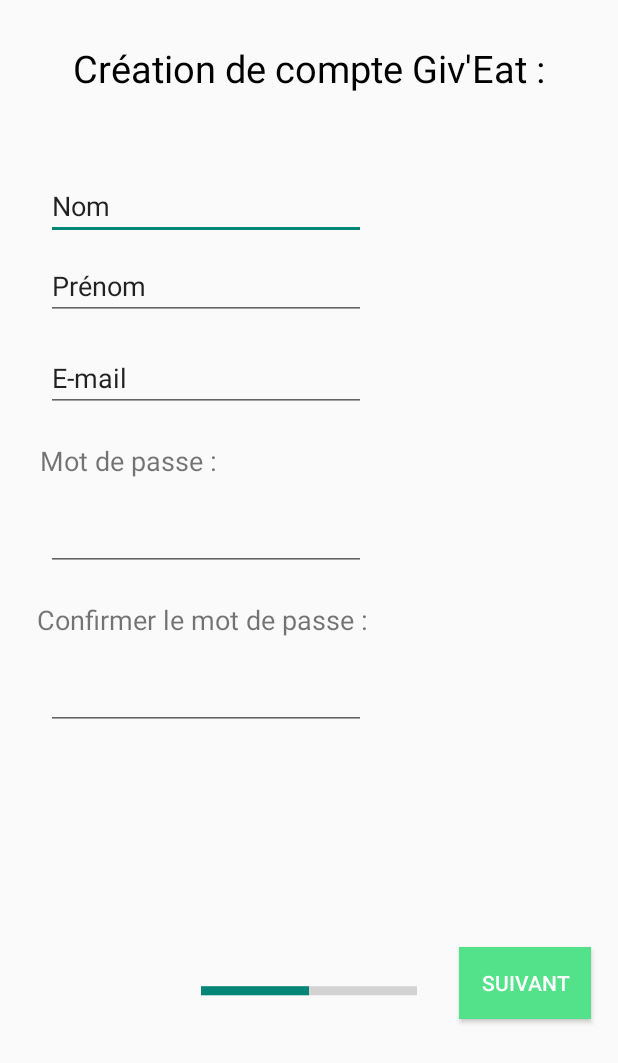
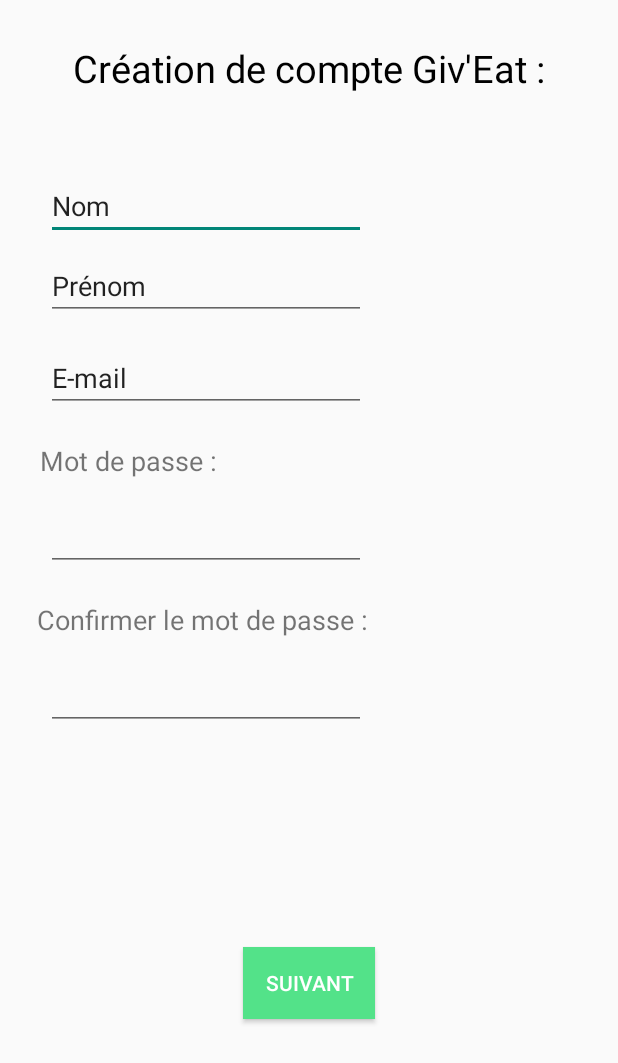
Before and after one commit to PierreBEGOUT/PFE_Giv-Eat, an Android app: the Enregistrement screen opened directly, with no data from a screen before it, on a phone screen of 412 x 824 dp. Shown: the top 1063 px of the screen. Run offline under Robolectric (Android 15) with nearby library versions, the phone set to English and light mode, and no system bars.

Commit message:
Fin enregistrement

```diff
--- a/app/src/main/AndroidManifest.xml
+++ b/app/src/main/AndroidManifest.xml
@@ -16,7 +16,7 @@
                 <category android:name="android.intent.category.LAUNCHER" />
             </intent-filter>
         </activity>
-        <activity android:name=".Enregistrement"></activity>
+        <activity android:name=".Enregistrement" />
     </application>
 
 </manifest>
--- a/app/src/main/java/com/example/pbego/giveeat/Enregistrement.java
+++ b/app/src/main/java/com/example/pbego/giveeat/Enregistrement.java
@@ -1,13 +1,26 @@
 package com.example.pbego.giveeat;
 
+import android.content.Intent;
 import android.support.v7.app.AppCompatActivity;
 import android.os.Bundle;
+import android.view.View;
+import android.view.View.OnClickListener;
+import android.widget.Button;
 
-public class Enregistrement extends AppCompatActivity {
+public class Enregistrement extends AppCompatActivity implements View.OnClickListener {
+
+    private Button b = null;
 
     @Override
     protected void onCreate(Bundle savedInstanceState) {
         super.onCreate(savedInstanceState);
         setContentView(R.layout.activity_enregistrement);
+        b = findViewById(R.id.suivant);
+        b.setOnClickListener(this);
+    }
+
+    @Override
+    public void onClick(View v) {
+
     }
 }
--- a/app/src/main/res/layout/activity_enregistrement.xml
+++ b/app/src/main/res/layout/activity_enregistrement.xml
@@ -121,25 +121,6 @@
         app:layout_constraintStart_toStartOf="parent"
         app:layout_constraintTop_toBottomOf="@+id/mdp1" />
 
-    <ProgressBar
-        android:id="@+id/progressBar"
-        style="?android:attr/progressBarStyleHorizontal"
-        android:layout_width="wrap_content"
-        android:layout_height="31dp"
-        android:layout_marginBottom="8dp"
-        android:layout_marginEnd="8dp"
-        android:layout_marginStart="8dp"
-        android:layout_marginTop="8dp"
-        android:progress="50"
-        android:scaleX="3"
-        android:scaleY="1.5"
-        app:layout_constraintBottom_toBottomOf="parent"
-        app:layout_constraintEnd_toEndOf="parent"
-        app:layout_constraintHorizontal_bias="0.5"
-        app:layout_constraintStart_toStartOf="parent"
-        app:layout_constraintTop_toBottomOf="@+id/mdp2"
-        app:layout_constraintVertical_bias="0.52" />
-
     <Button
         android:id="@+id/suivant"
         android:layout_width="wrap_content"
@@ -153,8 +134,7 @@
         android:theme="@style/BoutSuiv"
         app:layout_constraintBottom_toBottomOf="parent"
         app:layout_constraintEnd_toEndOf="parent"
-        app:layout_constraintHorizontal_bias="0.875"
-        app:layout_constraintStart_toEndOf="@+id/progressBar"
+        app:layout_constraintStart_toStartOf="parent"
         app:layout_constraintTop_toBottomOf="@+id/mdp2" />
 
 </android.support.constraint.ConstraintLayout>
```
